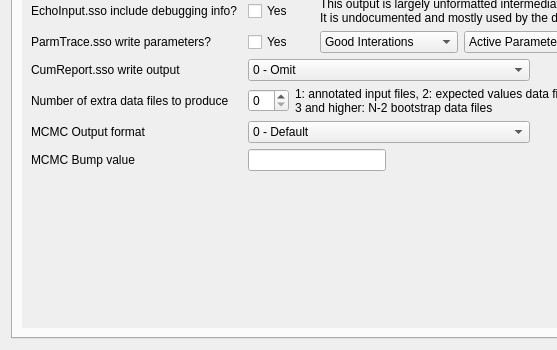
Above: src/file_widget.ui from nmfs-ost/ss3-ssi before the change; both pictures show x 0 to 557 and y 323 to 673 of the 895 by 673 pixel window. Below: the same form after it.
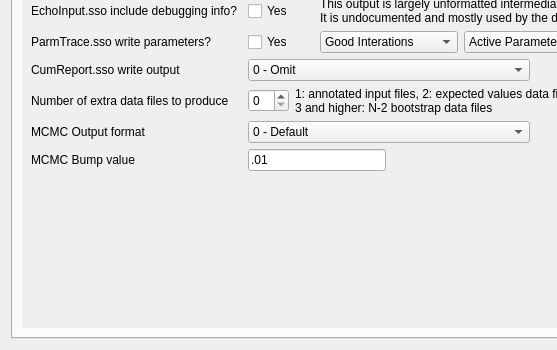
That is the form after the change. The open tabs and pages were chosen to show the change. Icons and pictures are not drawn.

The edit to the form file:
```diff
--- a/src/file_widget.ui
+++ b/src/file_widget.ui
@@ -857,7 +857,11 @@
               </widget>
              </item>
              <item row="11" column="2" colspan="2">
-              <widget class="QLineEdit" name="lineEdit_mcmc_bump_val"/>
+              <widget class="QLineEdit" name="lineEdit_mcmc_bump_val">
+               <property name="text">
+                <string>.01</string>
+               </property>
+              </widget>
              </item>
              <item row="7" column="2">
               <widget class="QCheckBox" name="checkBox_parm_trace">
```
